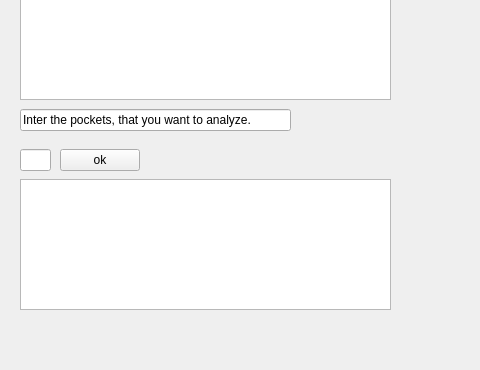
This is sniffer.ui in dda-661-4/project as Qt 5 draws it before an edit; both pictures show x 0 to 480 and y 230 to 600 of the 800 by 600 pixel window. The edited form follows.
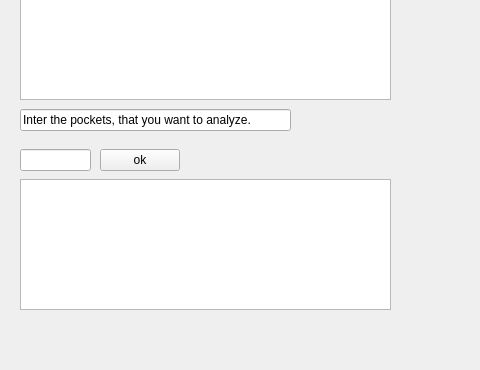
This is the edited form.

The edit to the form file:
```diff
--- a/sniffer.ui
+++ b/sniffer.ui
@@ -17,7 +17,7 @@
    <widget class="QPushButton" name="ok">
     <property name="geometry">
      <rect>
-      <x>60</x>
+      <x>100</x>
       <y>360</y>
       <width>80</width>
       <height>22</height>
@@ -45,7 +45,7 @@
      <rect>
       <x>20</x>
       <y>360</y>
-      <width>31</width>
+      <width>71</width>
       <height>22</height>
      </rect>
     </property>
```
